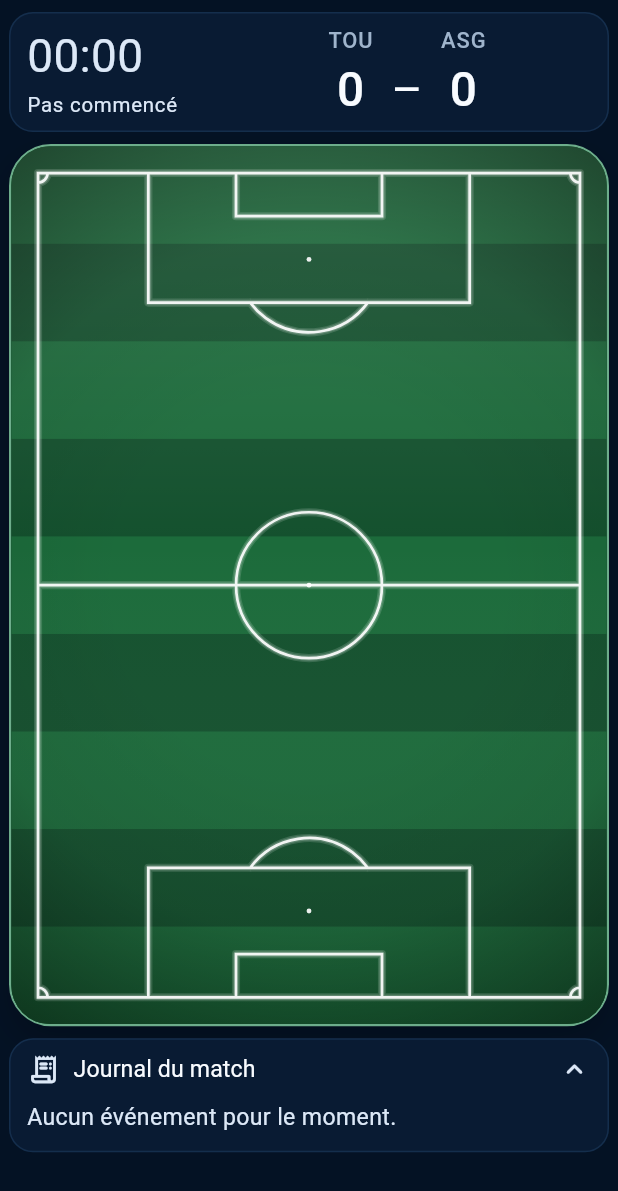
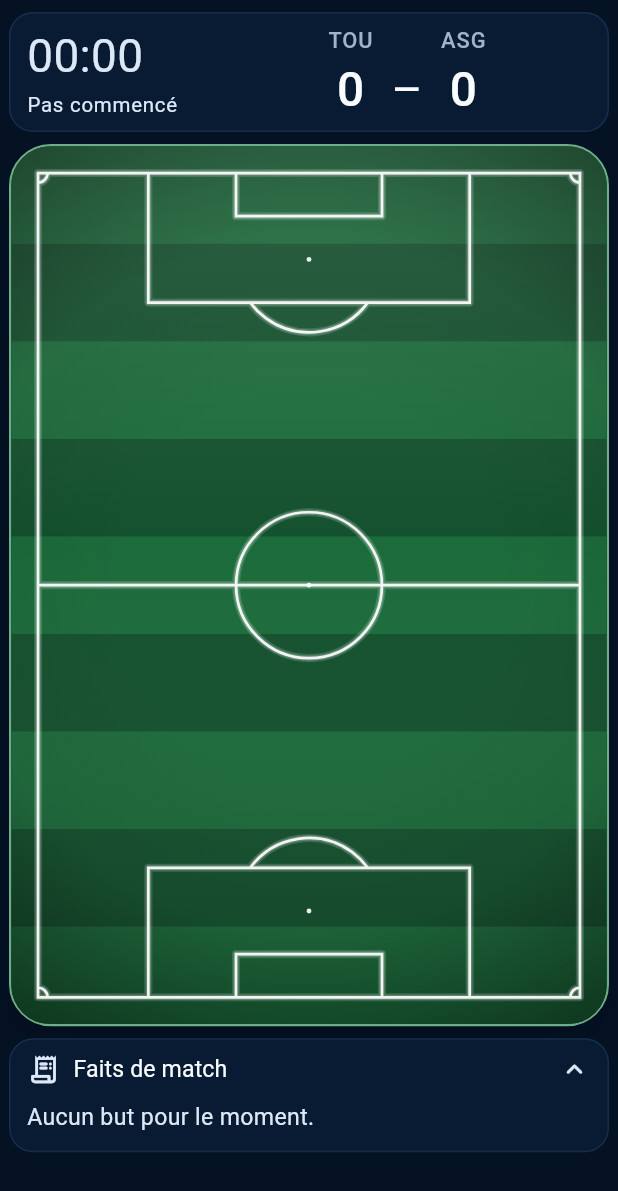
Before and after one commit to samihchaa-wq/-AS-Grinta-Live-Demo, a Flutter app: the MatchLiveSpectatorView widget shown alone on an empty page, opened directly with empty values, on a phone screen of 412 x 824 dp. Shown: the top 1191 px of the screen. Run offline on Flutter 3.47's test engine with Material 3 defaults, Android fonts, the phone set to English and light mode, and no system bars; our stand-ins replace flutter_riverpod, go_router, share_plus, shared_preferences, supabase_flutter; missing offline and left inert: dart:js_interop; accounts and stored records are empty.

Commit message:
Live : spectateur, « Faits de match » avec seulement les buts
Co-Authored-By: Claude Opus 5.5 <noreply@anthropic.com>
Claude-Session: https://claude.ai/code/session_01JuPbZCL3wtb9bfbTKCZ6GT

```diff
--- a/lib/features/match_live/presentation/match_live_running_widgets.dart
+++ b/lib/features/match_live/presentation/match_live_running_widgets.dart
@@ -699,10 +699,14 @@ class _LiveJournal extends StatelessWidget {
     required this.onEditAssist,
     required this.onDelete,
     this.plain = false,
+    this.title = 'Journal du match',
+    this.emptyText = 'Aucun événement pour le moment.',
   });
 
   /// Vue spectateur : ni encadrés de salve ni repères « passage.série ».
   final bool plain;
+  final String title;
+  final String emptyText;
 
   final List<MatchLiveEvent> events;
   final bool expanded;
@@ -742,7 +746,7 @@ class _LiveJournal extends StatelessWidget {
                   const SizedBox(width: 9),
                   Expanded(
                     child: Text(
-                      'Journal du match',
+                      title,
                       style: Theme.of(context).textTheme.titleSmall?.copyWith(
                             fontWeight: FontWeight.w400,
                           ),
@@ -765,8 +769,8 @@ class _LiveJournal extends StatelessWidget {
             ),
           ),
           if (latest == null)
-            const Padding(
-              padding: EdgeInsets.fromLTRB(
+            Padding(
+              padding: const EdgeInsets.fromLTRB(
                 AppSpacing.cardPadding,
                 0,
                 AppSpacing.cardPadding,
@@ -774,7 +778,7 @@ class _LiveJournal extends StatelessWidget {
               ),
               child: Align(
                 alignment: Alignment.centerLeft,
-                child: Text('Aucun événement pour le moment.'),
+                child: Text(emptyText),
               ),
             )
           else if (!expanded) ...[
@@ -1224,11 +1228,17 @@ class _MatchLiveSpectatorViewState
             ),
           ),
         const SizedBox(height: AppSpacing.sectionGap),
+        // Spectateur : seulement les buts.
         _LiveJournal(
-          events: bundle.events,
+          events: [
+            for (final event in bundle.events)
+              if (event.type != MatchLiveEventType.substitution) event,
+          ],
           expanded: _journalExpanded,
           canEdit: false,
           plain: true,
+          title: 'Faits de match',
+          emptyText: 'Aucun but pour le moment.',
           onExpandedChanged: (value) =>
               setState(() => _journalExpanded = value),
           onEditScorer: (_) {},
```
